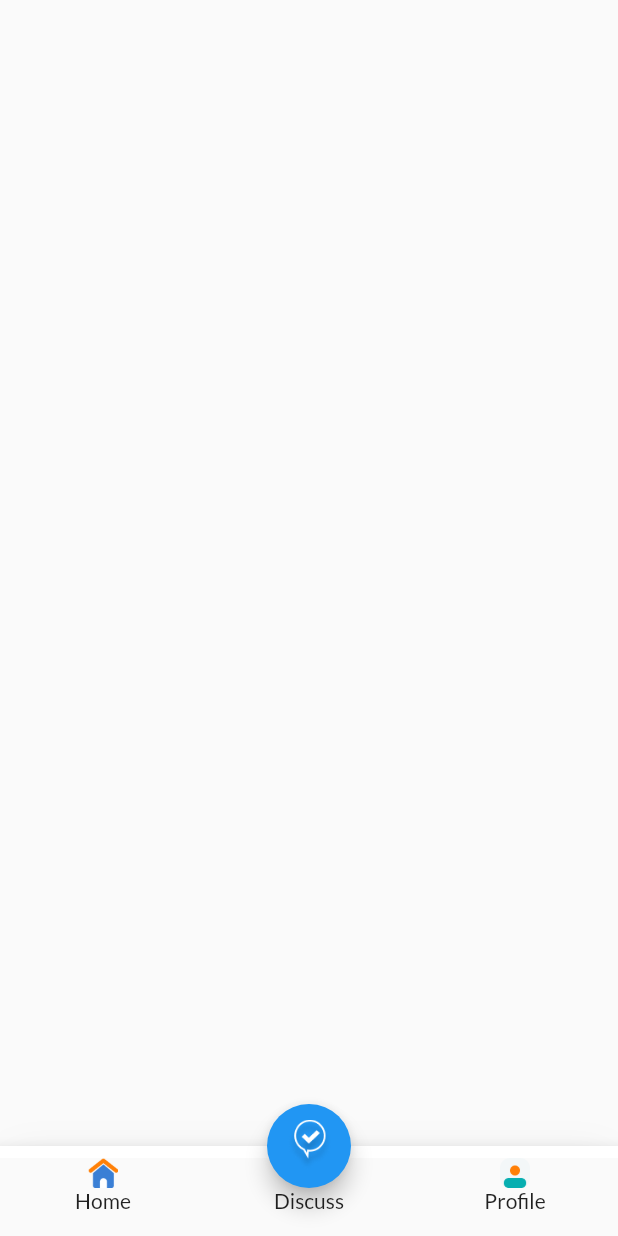
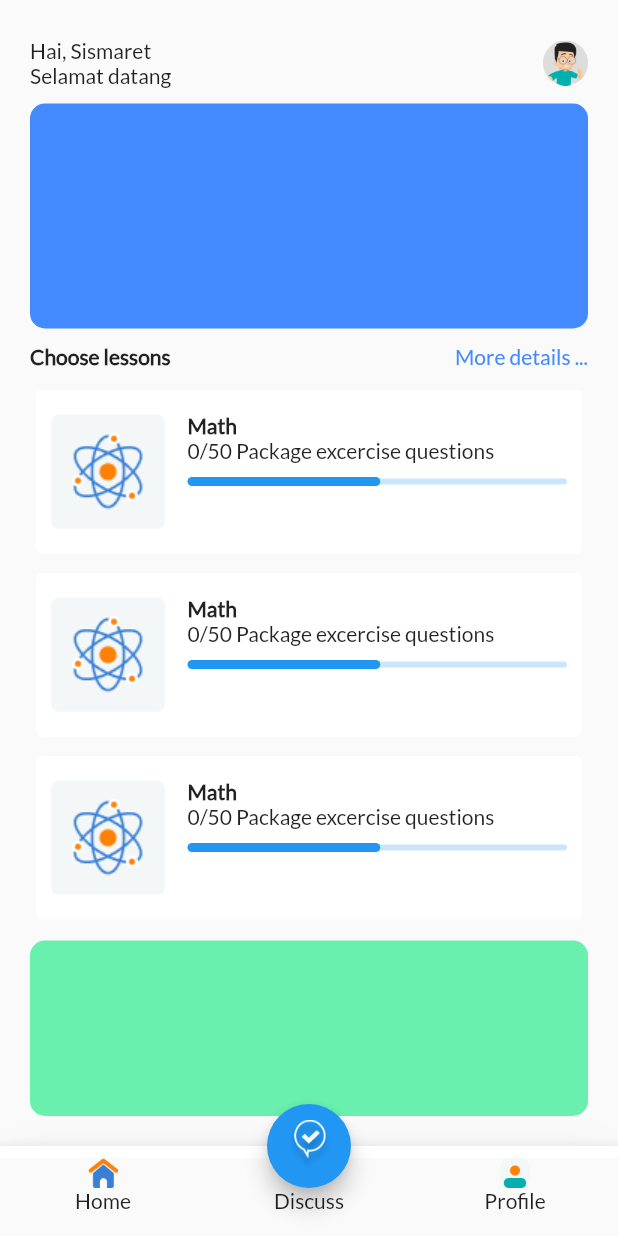
Before and after one commit to Sismaret/sample_firebase, a Flutter app: the HomeVw screen opened by its route, on a phone screen of 412 x 824 dp. Run offline on Flutter 3.47's test engine with Material 2 defaults, Android fonts, the phone set to English and light mode, and no system bars; our stand-ins replace firebase_core, google_fonts; missing offline and left inert: dart:ffi; accounts and stored records are empty.

Commit message:
modify homescreen

```diff
--- a/lib/constants/app_assets.dart
+++ b/lib/constants/app_assets.dart
@@ -3,4 +3,7 @@ class AppAssets {
   static String iconLogin = 'assets/auth/img_login.png';
   static String iconLoginApple = 'assets/auth/ic_apple.png';
   static String iconLoginGoogle = 'assets/auth/ic_google.png';
+  static String iconProfile = 'assets/ic_avatar.png';
+  static String iconKimia = 'assets/ic_kimia.png';
+  static String iconFisika = 'assets/ic_atom.png';
 }
--- a/lib/main.dart
+++ b/lib/main.dart
@@ -1,6 +1,6 @@
 import 'package:flutter/material.dart';
 import 'package:google_fonts/google_fonts.dart';
-import 'package:sample_firebase/view/home_vw.dart';
+import 'package:sample_firebase/mainview/home_vw.dart';
 import 'package:sample_firebase/view/login_vw.dart';
 import 'package:sample_firebase/view/register_vw..dart';
 import 'package:sample_firebase/view/splash_vw.dart';
--- a/lib/mainview/home_vw.dart
+++ b/lib/mainview/home_vw.dart
@@ -0,0 +1,182 @@
+import 'package:flutter/material.dart';
+import 'package:sample_firebase/constants/app_assets.dart';
+import 'package:sample_firebase/widgets/card_lesson.dart';
+
+class HomeVw extends StatefulWidget {
+  const HomeVw({Key? key}) : super(key: key);
+
+  @override
+  State<HomeVw> createState() => _HomeVwState();
+}
+
+class _HomeVwState extends State<HomeVw> {
+  @override
+  Widget build(BuildContext context) {
+    return Scaffold(
+      body: Padding(
+        padding: const EdgeInsets.all(20),
+        child: Column(
+          children: [
+            const SizedBox(
+              height: 5,
+            ),
+            Row(
+              mainAxisAlignment: MainAxisAlignment.spaceBetween,
+              children: [
+                Column(
+                  crossAxisAlignment: CrossAxisAlignment.start,
+                  children: const [
+                    Text('Hai, Sismaret'),
+                    Text('Selamat datang')
+                  ],
+                ),
+                Image.asset(
+                  AppAssets.iconProfile,
+                  height: 30,
+                  width: 30,
+                )
+              ],
+            ),
+            const SizedBox(
+              height: 10,
+            ),
+            Container(
+              height: 150,
+              decoration: const BoxDecoration(
+                  color: Colors.blueAccent,
+                  borderRadius: BorderRadius.all(Radius.circular(10))),
+            ),
+            const SizedBox(
+              height: 10,
+            ),
+            Row(
+              mainAxisAlignment: MainAxisAlignment.spaceBetween,
+              children: const [
+                Text(
+                  'Choose lessons',
+                  style: TextStyle(fontWeight: FontWeight.bold),
+                ),
+                Text(
+                  'More details ...',
+                  style: TextStyle(color: Colors.blueAccent),
+                )
+              ],
+            ),
+            const SizedBox(
+              height: 10,
+            ),
+            const Expanded(
+              child: CardLesson(),
+            ),
+            const SizedBox(
+              height: 5,
+            ),
+            const Expanded(
+              child: CardLesson(),
+            ),
+            const SizedBox(
+              height: 5,
+            ),
+            const Expanded(
+              child: CardLesson(),
+            ),
+            const SizedBox(
+              height: 10,
+            ),
+            Expanded(
+              child: Container(
+                decoration: const BoxDecoration(
+                    color: Colors.greenAccent,
+                    borderRadius: BorderRadius.all(Radius.circular(10))),
+              ),
+            ),
+          ],
+        ),
+      ),
+      floatingActionButton: FloatingActionButton(
+        onPressed: () {},
+        child: Image.asset(
+          'assets/ic_discuss.png',
+          height: 35,
+        ),
+      ),
+      floatingActionButtonLocation: FloatingActionButtonLocation.centerDocked,
+      bottomNavigationBar: Container(
+        decoration: BoxDecoration(
+            boxShadow: [
+              BoxShadow(
+                  offset: Offset(0, 4),
+                  blurRadius: 20,
+                  color: Colors.black.withOpacity(0.06))
+            ],
+            borderRadius: const BorderRadius.only(
+                topLeft: Radius.circular(20.0),
+                topRight: Radius.circular(20.0))),
+        child: BottomAppBar(
+            color: Colors.white,
+            child: Container(
+              height: 60,
+              child: Row(children: [
+                Expanded(
+                  child: Padding(
+                    padding: const EdgeInsets.only(top: 8.0),
+                    child: Material(
+                      child: InkWell(
+                        onTap: () {},
+                        child: Column(
+                          children: [
+                            Image.asset(
+                              'assets/ic_home.png',
+                              height: 20,
+                            ),
+                            Text('Home'),
+                          ],
+                        ),
+                      ),
+                    ),
+                  ),
+                ),
+                Expanded(
+                  child: Padding(
+                    padding: const EdgeInsets.only(top: 8.0),
+                    child: Material(
+                      child: InkWell(
+                        onTap: () {},
+                        child: Column(
+                          children: [
+                            Image.asset(
+                              'assets/ic_discuss.png',
+                              height: 20,
+                            ),
+                            Text('Discuss'),
+                          ],
+                        ),
+                      ),
+                    ),
+                  ),
+                ),
+                Expanded(
+                  child: Padding(
+                    padding: const EdgeInsets.only(top: 8.0),
+                    child: Material(
+                      child: InkWell(
+                        onTap: () {},
+                        child: Column(
+                          children: [
+                            Image.asset(
+                              'assets/ic_profile.png',
+                              height: 20,
+                            ),
+                            Text('Profile'),
+                          ],
+                        ),
+                      ),
+                    ),
+                  ),
+                )
+              ]),
+            )),
+      ),
+    );
+  }
+}
--- a/lib/view/home_vw.dart
+++ /dev/null
@@ -1,100 +0,0 @@
-import 'package:flutter/material.dart';
-
-class HomeVw extends StatefulWidget {
-  const HomeVw({Key? key}) : super(key: key);
-
-  @override
-  State<HomeVw> createState() => _HomeVwState();
-}
-
-class _HomeVwState extends State<HomeVw> {
-  @override
-  Widget build(BuildContext context) {
-    return Scaffold(
-      floatingActionButton: FloatingActionButton(
-        onPressed: () {},
-        child: Image.asset(
-          'assets/ic_discuss.png',
-          height: 35,
-        ),
-      ),
-      floatingActionButtonLocation: FloatingActionButtonLocation.centerDocked,
-      bottomNavigationBar: Container(
-        decoration: BoxDecoration(
-            boxShadow: [
-              BoxShadow(
-                  offset: Offset(0, 4),
-                  blurRadius: 20,
-                  color: Colors.black.withOpacity(0.06))
-            ],
-            borderRadius: const BorderRadius.only(
-                topLeft: Radius.circular(20.0),
-                topRight: Radius.circular(20.0))),
-        child: BottomAppBar(
-            color: Colors.white,
-            child: Container(
-              height: 60,
-              child: Row(children: [
-                Expanded(
-                  child: Padding(
-                    padding: const EdgeInsets.only(top: 8.0),
-                    child: Material(
-                      child: InkWell(
-                        onTap: () {},
-                        child: Column(
-                          children: [
-                            Image.asset(
-                              'assets/ic_home.png',
-                              height: 20,
-                            ),
-                            Text('Home'),
-                          ],
-                        ),
-                      ),
-                    ),
-                  ),
-                ),
-                Expanded(
-                  child: Padding(
-                    padding: const EdgeInsets.only(top: 8.0),
-                    child: Material(
-                      child: InkWell(
-                        onTap: () {},
-                        child: Column(
-                          children: [
-                            Image.asset(
-                              'assets/ic_discuss.png',
-                              height: 20,
-                            ),
-                            Text('Discuss'),
-                          ],
-                        ),
-                      ),
-                    ),
-                  ),
-                ),
-                Expanded(
-                  child: Padding(
-                    padding: const EdgeInsets.only(top: 8.0),
-                    child: Material(
-                      child: InkWell(
-                        onTap: () {},
-                        child: Column(
-                          children: [
-                            Image.asset(
-                              'assets/ic_profile.png',
-                              height: 20,
-                            ),
-                            Text('Profile'),
-                          ],
-                        ),
-                      ),
-                    ),
-                  ),
-                )
-              ]),
-            )),
-      ),
-    );
-  }
-}
--- a/lib/view/login_vw.dart
+++ b/lib/view/login_vw.dart
@@ -2,7 +2,7 @@ import 'package:flutter/material.dart';
 import 'package:sample_firebase/constants/app_assets.dart';
 import 'package:sample_firebase/constants/app_colors.dart';
 import 'package:sample_firebase/constants/app_labels.dart';
-import 'package:sample_firebase/view/home_vw.dart';
+import 'package:sample_firebase/mainview/home_vw.dart';
 import 'package:sample_firebase/view/register_vw..dart';
 import 'package:sample_firebase/widgets/button_login.dart';
 
--- /dev/null
+++ b/lib/widgets/card_lesson.dart
@@ -0,0 +1,66 @@
+import 'package:flutter/material.dart';
+import 'package:sample_firebase/constants/app_assets.dart';
+
+class CardLesson extends StatelessWidget {
+  const CardLesson({Key? key}) : super(key: key);
+
+  @override
+  Widget build(BuildContext context) {
+    return Card(
+        elevation: 0,
+        child: Row(
+          mainAxisAlignment: MainAxisAlignment.center,
+          children: [
+            Expanded(
+              flex: 1,
+              child: Padding(
+                padding: const EdgeInsets.fromLTRB(10, 10, 5, 10),
+                child: Container(
+                  decoration: BoxDecoration(
+                      color: const Color(0xffF3F7F8),
+                      borderRadius: BorderRadius.circular(5)),
+                  child: Image.asset(
+                    AppAssets.iconFisika,
+                  ),
+                ),
+              ),
+            ),
+            Expanded(
+              flex: 3,
+              child: Container(
+                padding: const EdgeInsets.fromLTRB(10, 15, 10, 10),
+                child: Column(
+                  crossAxisAlignment: CrossAxisAlignment.start,
+                  children: [
+                    const Text(
+                      'Math',
+                      style: TextStyle(fontWeight: FontWeight.bold),
+                    ),
+                    const Text('0/50 Package excercise questions'),
+                    SizedBox(
+                      height: 10,
+                    ),
+                    Container(
+                      padding: EdgeInsets.all(0),
+                      width: double.infinity,
+                      child: SliderTheme(
+                        data: SliderThemeData(
+                          overlayShape: SliderComponentShape.noThumb,
+                          thumbShape:
+                              RoundSliderThumbShape(enabledThumbRadius: 0),
+                        ),
+                        child: Slider(
+                          value: 50,
+                          max: 100,
+                          onChanged: (val) {},
+                        ),
+                      ),
+                    ),
+                  ],
+                ),
+              ),
+            )
+          ],
+        ));
+  }
+}
```
